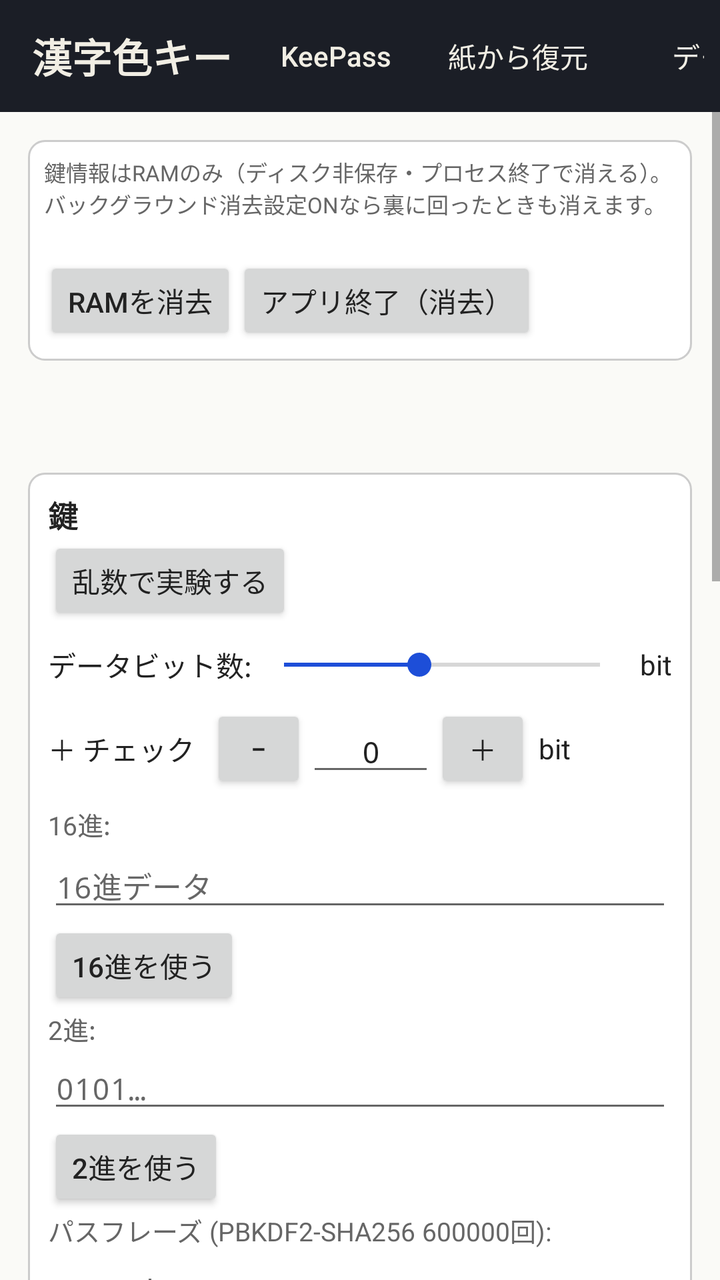
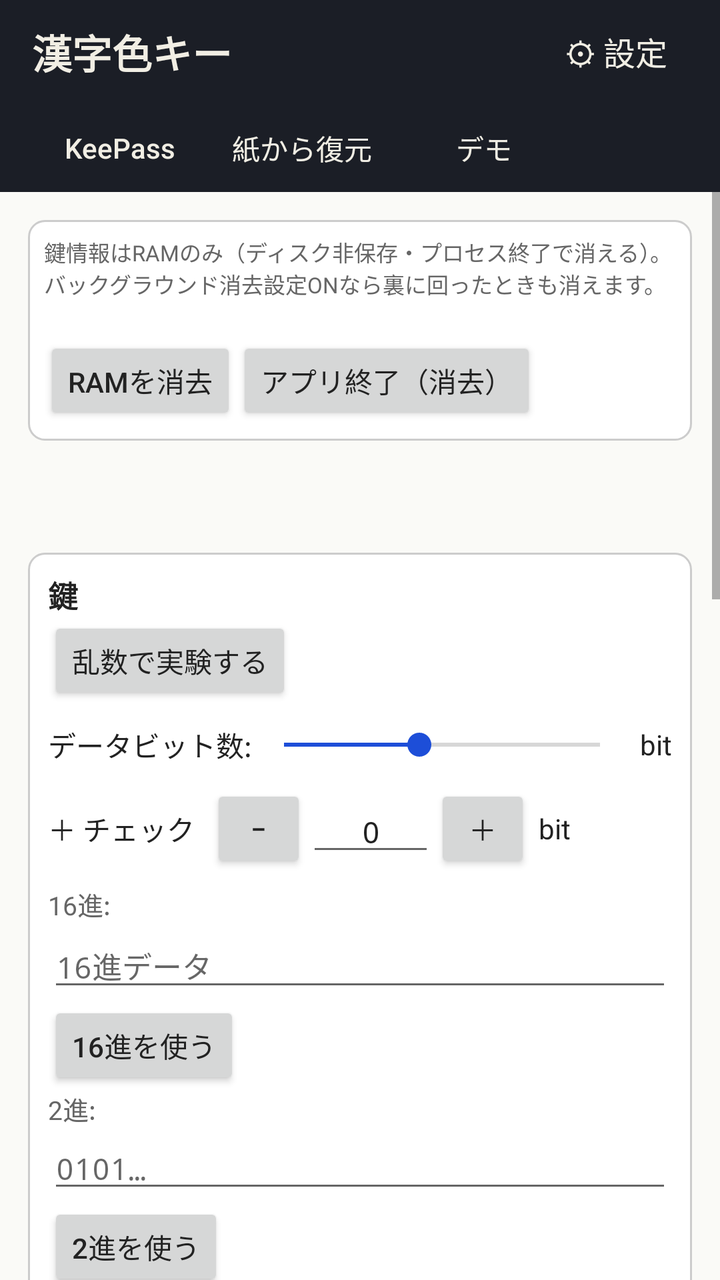

Before-and-after screenshots of an Android layout around one commit, followed by the original layout XML and the change that was made.
<!-- AndroidManifest.xml: application theme AppTheme -->
<!-- res/layout/activity_main.xml -->
<?xml version="1.0" encoding="utf-8"?>
<LinearLayout xmlns:android="http://schemas.android.com/apk/res/android"
    xmlns:tools="http://schemas.android.com/tools"
    android:id="@+id/root"
    android:layout_width="match_parent"
    android:layout_height="match_parent"
    android:orientation="vertical">

    <LinearLayout
        android:id="@+id/topBar"
        android:layout_width="match_parent"
        android:layout_height="56dp"
        android:gravity="center_vertical"
        android:orientation="horizontal"
        android:paddingStart="16dp"
        android:paddingEnd="8dp">

        <TextView
            android:id="@+id/title"
            android:layout_width="wrap_content"
            android:layout_height="wrap_content"
            android:text="@string/title"
            android:textColor="@color/bar_text"
            android:textSize="20sp"
            android:textStyle="bold" />

        <TextView
            android:layout_width="0dp"
            android:layout_height="wrap_content"
            android:layout_marginStart="8dp"
            android:layout_weight="1"
            android:text="@string/subtitle"
            android:textColor="@color/bar_dim"
            android:textSize="12sp" />

        <Button
            android:id="@+id/bKeepass"
            style="?android:attr/borderlessButtonStyle"
            android:layout_width="wrap_content"
            android:layout_height="wrap_content"
            android:text="@string/keepass"
            android:textAllCaps="false"
            android:textColor="@color/bar_text" />

        <Button
            android:id="@+id/bRestore"
            style="?android:attr/borderlessButtonStyle"
            android:layout_width="wrap_content"
            android:layout_height="wrap_content"
            android:text="@string/restore"
            android:textAllCaps="false"
            android:textColor="@color/bar_text" />

        <Button
            android:id="@+id/bDemo"
            style="?android:attr/borderlessButtonStyle"
            android:layout_width="wrap_content"
            android:layout_height="wrap_content"
            android:text="@string/demo"
            android:textAllCaps="false"
            android:textColor="@color/bar_text" />

        <Button
            android:id="@+id/bSettings"
            style="?android:attr/borderlessButtonStyle"
            android:layout_width="wrap_content"
            android:layout_height="wrap_content"
            android:text="@string/settings"
            android:textAllCaps="false"
            android:textColor="@color/bar_text" />
    </LinearLayout>

    <ScrollView
        android:id="@+id/scroll"
        android:layout_width="match_parent"
        android:layout_height="0dp"
        android:layout_weight="1"
        android:background="@color/bg"
        android:fillViewport="true">

        <LinearLayout
            android:id="@+id/content"
            android:layout_width="match_parent"
            android:layout_height="wrap_content"
            android:orientation="vertical"
            android:padding="14dp">

            <include layout="@layout/ram_store_bar" />

            <TextView
                android:id="@+id/intro"
                android:layout_width="match_parent"
                android:layout_height="wrap_content"
                android:lineSpacingMultiplier="1.15"
                android:textColor="@color/text"
                android:textSize="14sp" />

            <TextView
                android:id="@+id/legend"
                android:layout_width="match_parent"
                android:layout_height="wrap_content"
                android:layout_marginTop="6dp"
                android:textColor="@color/text"
                android:textSize="14sp" />

            
            <LinearLayout style="@style/Section">

                <TextView style="@style/Legend" android:text="@string/sec_key" />

                <Button
                    android:id="@+id/bRand"
                    android:layout_width="wrap_content"
                    android:layout_height="wrap_content"
                    android:text="@string/rand" />

                <TextView
                    android:id="@+id/keyLockedHint"
                    android:layout_width="match_parent"
                    android:layout_height="wrap_content"
                    android:text="@string/key_locked_hint"
                    android:textColor="@color/dim"
                    android:textSize="12sp"
                    android:visibility="gone"
                    android:paddingTop="4dp"
                    android:paddingBottom="4dp" />

                <LinearLayout
                    android:layout_width="match_parent"
                    android:layout_height="wrap_content"
                    android:gravity="center_vertical"
                    android:orientation="horizontal">

                    <TextView
                        android:layout_width="wrap_content"
                        android:layout_height="wrap_content"
                        android:text="@string/data_bits"
                        android:textColor="@color/text" />

                    <SeekBar
                        android:id="@+id/bits"
                        android:layout_width="0dp"
                        android:layout_height="40dp"
                        android:layout_weight="1"
                        android:max="56"
                        android:progress="24" />

                    <TextView
                        android:id="@+id/bitsV"
                        android:layout_width="wrap_content"
                        android:layout_height="wrap_content"
                        android:textColor="@color/text"
                        android:textStyle="bold" />

                    <TextView
                        android:layout_width="wrap_content"
                        android:layout_height="wrap_content"
                        android:layout_marginStart="4dp"
                        android:text="@string/bits_unit"
                        android:textColor="@color/text" />
                </LinearLayout>

                <LinearLayout
                    android:layout_width="match_parent"
                    android:layout_height="wrap_content"
                    android:gravity="center_vertical"
                    android:orientation="horizontal">

                    <TextView
                        android:layout_width="wrap_content"
                        android:layout_height="wrap_content"
                        android:text="@string/plus_check"
                        android:textColor="@color/text" />

                    <Button
                        android:id="@+id/chkMinus"
                        android:layout_width="48dp"
                        android:layout_height="wrap_content"
                        android:layout_marginStart="8dp"
                        android:text="@string/minus" />

                    <EditText
                        android:id="@+id/chk"
                        style="@style/Field"
                    android:importantForAutofill="no"
                        android:layout_width="64dp"
                        android:gravity="center"
                        android:hint="@string/zero"
                        android:inputType="number"
                        android:maxLength="2"
                        android:text="@string/zero" />

                    <Button
                        android:id="@+id/chkPlus"
                        android:layout_width="48dp"
                        android:layout_height="wrap_content"
                        android:text="@string/plus" />

                    <TextView
                        android:layout_width="wrap_content"
                        android:layout_height="wrap_content"
                        android:layout_marginStart="4dp"
                        android:text="@string/bits_unit"
                        android:textColor="@color/text" />
                </LinearLayout>

                <TextView style="@style/Small" android:layout_marginTop="6dp" android:text="@string/hex_label" />
                <EditText
                    android:id="@+id/hex"
                    style="@style/Field"
                    android:importantForAutofill="no"
                    android:hint="@string/hex_hint"
                    android:inputType="textNoSuggestions|textVisiblePassword|textMultiLine" />
                <Button
                    android:id="@+id/bHex"
                    android:layout_width="wrap_content"
                    android:layout_height="wrap_content"
                    android:text="@string/use_hex" />

                <TextView style="@style/Small" android:text="@string/bin_label" />
                <EditText
                    android:id="@+id/bin"
                    style="@style/Field"
                    android:importantForAutofill="no"
                    android:hint="@string/bin_hint"
                    android:inputType="textNoSuggestions|textVisiblePassword|textMultiLine" />
                <Button
                    android:id="@+id/bBin"
                    android:layout_width="wrap_content"
                    android:layout_height="wrap_content"
                    android:text="@string/use_bin" />

                <TextView style="@style/Small" android:text="@string/pass_label" />
                <EditText
                    android:id="@+id/pass"
                    style="@style/Field"
                    android:importantForAutofill="no"
                    android:hint="@string/pass_hint"
                    android:inputType="textPassword" />
                <TextView style="@style/Small" android:text="@string/salt_label" />
                <EditText
                    android:id="@+id/salt"
                    style="@style/Field"
                    android:importantForAutofill="no"
                    android:hint="@string/salt_hint"
                    android:inputType="textNoSuggestions" />
                <Button
                    android:id="@+id/bPass"
                    android:layout_width="wrap_content"
                    android:layout_height="wrap_content"
                    android:text="@string/use_pass" />

                <TextView
                    android:id="@+id/keyInfo"
                    style="@style/Mono"
                    android:layout_marginTop="6dp" />
                <Button
                    android:id="@+id/bCopyKey"
                    android:layout_width="wrap_content"
                    android:layout_height="wrap_content"
                    android:text="@string/copy_key" />
            </LinearLayout>

            
            <LinearLayout
                android:id="@+id/seqBox"
                style="@style/Section">

                <TextView style="@style/Legend" android:text="@string/sec_encode" />

                <com.zmlworks.kanjicolorkey.FlowLayout
                    android:layout_width="match_parent"
                    android:layout_height="wrap_content">

                    <TextView
                        android:layout_width="wrap_content"
                        android:layout_height="48dp"
                        android:gravity="center_vertical"
                        android:text="@string/types_label"
                        android:textColor="@color/text" />

                    <CheckBox
                        android:id="@+id/tKanji"
                        android:layout_width="wrap_content"
                        android:layout_height="wrap_content"
                        android:checked="true"
                        android:enabled="false"
                        android:text="@string/type_kanji" />

                    <CheckBox
                        android:id="@+id/tAlpha"
                        android:layout_width="wrap_content"
                        android:layout_height="wrap_content"
                        android:checked="true"
                        android:text="@string/type_alpha" />

                    <CheckBox
                        android:id="@+id/tKana"
                        android:layout_width="wrap_content"
                        android:layout_height="wrap_content"
                        android:checked="true"
                        android:text="@string/type_kana" />

                    <CheckBox
                        android:id="@+id/tFixed"
                        android:layout_width="wrap_content"
                        android:layout_height="wrap_content"
                        android:text="@string/type_fixed" />
                </com.zmlworks.kanjicolorkey.FlowLayout>

                <LinearLayout
                    android:layout_width="match_parent"
                    android:layout_height="wrap_content"
                    android:orientation="horizontal"
                    tools:ignore="ButtonStyle">

                    <Button
                        android:id="@+id/bAllK"
                        android:layout_width="wrap_content"
                        android:layout_height="wrap_content"
                        android:text="@string/all_kanji" />

                    <Button
                        android:id="@+id/bAllA"
                        android:layout_width="wrap_content"
                        android:layout_height="wrap_content"
                        android:layout_marginStart="6dp"
                        android:text="@string/all_alpha" />

                    <Button
                        android:id="@+id/bAllKana"
                        android:layout_width="wrap_content"
                        android:layout_height="wrap_content"
                        android:layout_marginStart="6dp"
                        android:text="@string/all_kana" />
                </LinearLayout>

                <TextView
                    android:id="@+id/encHint"
                    style="@style/Small" />

                <TextView
                    android:id="@+id/info"
                    style="@style/Mono"
                    android:layout_marginTop="6dp"
                    android:textSize="13sp" />

                <com.zmlworks.kanjicolorkey.FlowLayout
                    android:id="@+id/cards"
                    android:layout_width="match_parent"
                    android:layout_height="wrap_content"
                    android:layout_marginTop="8dp" />

                <LinearLayout
                    android:id="@+id/variants"
                    android:layout_width="match_parent"
                    android:layout_height="wrap_content"
                    android:orientation="vertical" />

                <TextView
                    android:id="@+id/err"
                    android:layout_width="match_parent"
                    android:layout_height="wrap_content"
                    android:textColor="@color/err" />
            </LinearLayout>

            
            <LinearLayout style="@style/Section">

                <TextView style="@style/Legend" android:text="@string/sec_decode" />

                <TextView
                    android:id="@+id/decHint"
                    style="@style/Small" />

                <EditText
                    android:id="@+id/dec"
                    style="@style/Field"
                    android:importantForAutofill="no"
                    android:gravity="top|start"
                    android:hint="@string/decode_placeholder"
                    android:inputType="textMultiLine|textNoSuggestions"
                    android:minLines="3" />

                <CheckBox
                    android:id="@+id/lookAlways"
                    android:layout_width="wrap_content"
                    android:layout_height="wrap_content"
                    android:text="@string/look_always" />

                <Button
                    android:id="@+id/bDec"
                    android:layout_width="wrap_content"
                    android:layout_height="wrap_content"
                    android:text="@string/decode" />

                <LinearLayout
                    android:id="@+id/decOut"
                    android:layout_width="match_parent"
                    android:layout_height="wrap_content"
                    android:orientation="vertical" />
            </LinearLayout>

            <LinearLayout style="@style/Section">

                <TextView
                    android:id="@+id/explainToggle"
                    android:layout_width="match_parent"
                    android:layout_height="wrap_content"
                    android:background="?android:attr/selectableItemBackground"
                    android:minHeight="44dp"
                    android:gravity="center_vertical"
                    android:text="@string/explain_closed"
                    android:textColor="@color/text"
                    android:textStyle="bold" />

                <TextView
                    android:id="@+id/explain"
                    android:layout_width="match_parent"
                    android:layout_height="wrap_content"
                    android:lineSpacingMultiplier="1.2"
                    android:textColor="@color/text"
                    android:textSize="14sp"
                    android:visibility="gone" />
            </LinearLayout>

            <TextView
                android:id="@+id/footer"
                style="@style/Small"
                android:layout_marginTop="12dp" />

            <TextView
                android:id="@+id/version"
                style="@style/Small"
                android:layout_marginTop="4dp" />

            <Button
                android:id="@+id/bLicenses"
                android:layout_width="wrap_content"
                android:layout_height="wrap_content"
                android:layout_marginTop="4dp"
                android:text="@string/licenses" />
        </LinearLayout>
    </ScrollView>
</LinearLayout>
<!-- res/layout/ram_store_bar.xml (included above) -->
<?xml version="1.0" encoding="utf-8"?>
<LinearLayout xmlns:android="http://schemas.android.com/apk/res/android"
    android:id="@+id/ramStoreBar"
    android:layout_width="match_parent"
    android:layout_height="wrap_content"
    android:orientation="vertical"
    android:padding="8dp"
    android:background="@drawable/section_bg">
    <TextView android:id="@+id/ramStoreHint" android:layout_width="match_parent"
        android:layout_height="wrap_content" android:text="@string/ram_store_hint"
        android:textSize="11sp" android:textColor="@color/dim" />
    <TextView android:id="@+id/ramStoreStatus" android:layout_width="match_parent"
        android:layout_height="wrap_content" android:textSize="12sp" android:textColor="@color/text"
        android:paddingTop="2dp" />
    <LinearLayout android:layout_width="match_parent" android:layout_height="wrap_content"
        android:orientation="horizontal">
        <Button android:id="@+id/bRamClear" android:layout_width="wrap_content"
            android:layout_height="wrap_content" android:text="@string/ram_store_clear"
            android:textAllCaps="false" />
        <Button android:id="@+id/bRamQuit" android:layout_width="wrap_content"
            android:layout_height="wrap_content" android:text="@string/ram_store_quit"
            android:textAllCaps="false" />
    </LinearLayout>
</LinearLayout>
<!-- resources referenced by this layout -->
<resources>
  <color name="bar_dim">#FF9AA0AE</color>
  <color name="bar_text">#FFF1EEE4</color>
  <color name="bg">#FFFAFAF7</color>
  <color name="dim">#FF666666</color>
  <color name="err">#FFBB0000</color>
  <color name="text">#FF222222</color>
  <!-- drawable section_bg (drawable) -->
  <?xml version="1.0" encoding="utf-8"?>
  <shape xmlns:android="http://schemas.android.com/apk/res/android" android:shape="rectangle">
      <solid android:color="@color/card" />
      <stroke android:width="1dp" android:color="@color/line" />
      <corners android:radius="8dp" />
  </shape>
  <string name="all_alpha">全部英数字</string>
  <string name="all_kana">全部かな</string>
  <string name="all_kanji">全部漢字</string>
  <string name="bin_hint">0101…</string>
  <string name="bin_label">2進:</string>
  <string name="bits_unit">bit</string>
  <string name="copy_key">鍵(16進)をコピー</string>
  <string name="data_bits">データビット数:</string>
  <string name="decode">デコード</string>
  <string name="decode_placeholder">M(256+12bit)處23213313000 圃1223203223 I1 …</string>
  <string name="demo">デモ</string>
  <string name="explain_closed">▶ AIによる解説（タップで開く）</string>
  <string name="hex_hint">16進データ</string>
  <string name="hex_label">16進:</string>
  <string name="keepass">KeePass</string>
  <string name="key_locked_hint">KeePassの緊急鍵を表示中です。乱数の作り直しは無効です（鍵を変えません）。</string>
  <string name="licenses">ライセンス / Third-party notices</string>
  <string name="look_always">かなの見間違い（お/オ・き/キ・け/ケ・さ/サ・ほ/ホ・も/モ）を常に試す（オフでも、候補が1つも見つからないときは自動で試します）</string>
  <string name="minus">−</string>
  <string name="pass_hint">passphrase</string>
  <string name="pass_label">パスフレーズ (PBKDF2-SHA256 600000回):</string>
  <string name="plus">＋</string>
  <string name="plus_check">＋ チェック</string>
  <string name="ram_store_clear">RAMを消去</string>
  <string name="ram_store_hint">鍵情報はRAMのみ（ディスク非保存・プロセス終了で消える）。バックグラウンド消去設定ONなら裏に回ったときも消えます。</string>
  <string name="ram_store_quit">アプリ終了（消去）</string>
  <string name="rand">乱数で実験する</string>
  <string name="restore">紙から復元</string>
  <string name="salt_hint">(任意)</string>
  <string name="salt_label">ソルト:</string>
  <string name="sec_decode">デコード</string>
  <string name="sec_encode">エンコード結果</string>
  <string name="sec_key">鍵</string>
  <string name="settings">設定</string>
  <string name="subtitle">kanji-color-key</string>
  <string name="title">漢字色キー</string>
  <string name="type_alpha">英数字</string>
  <string name="type_fixed">全部かなを固定長（KF）で</string>
  <string name="type_kana">かな</string>
  <string name="type_kanji">漢字</string>
  <string name="types_label">使う字種:</string>
  <string name="use_bin">2進を使う</string>
  <string name="use_hex">16進を使う</string>
  <string name="use_pass">パスフレーズから導出</string>
  <string name="zero">0</string>
  <style name="Legend">
          <item name="android:layout_width">wrap_content</item>
          <item name="android:layout_height">wrap_content</item>
          <item name="android:textStyle">bold</item>
          <item name="android:textSize">15sp</item>
          <item name="android:textColor">@color/text</item>
      </style>
  <style name="Small">
          <item name="android:layout_width">match_parent</item>
          <item name="android:layout_height">wrap_content</item>
          <item name="android:textSize">13sp</item>
          <item name="android:textColor">@color/dim</item>
      </style>
  <color name="card">#FFFFFFFF</color>
  <color name="line">#FFCCCCCC</color>
  <color name="bar">#FF1B1E26</color>
  <color name="accent">#FF1D4ED8</color>
  <style name="Btn" parent="android:Widget.Material.Light.Button">
          <item name="android:textAllCaps">false</item>
          <item name="android:minHeight">44dp</item>
          <item name="android:minWidth">48dp</item>
          <item name="android:textSize">14sp</item>
      </style>
  <!-- unchanged entries left out for length: 4 -->
</resources>

<!-- the commit's change to res/layout/activity_main.xml (unified diff, before → after) -->
@@ -8,66 +8,79 @@
 
     <LinearLayout
         android:id="@+id/topBar"
+        android:background="@color/bar"
         android:layout_width="match_parent"
-        android:layout_height="56dp"
-        android:gravity="center_vertical"
-        android:orientation="horizontal"
+        android:layout_height="wrap_content"
+        android:orientation="vertical"
         android:paddingStart="16dp"
         android:paddingEnd="8dp">
 
-        <TextView
-            android:id="@+id/title"
-            android:layout_width="wrap_content"
+        <LinearLayout
+            android:layout_width="match_parent"
+            android:layout_height="52dp"
+            android:gravity="center_vertical"
+            android:orientation="horizontal">
+
+            <TextView
+                android:id="@+id/title"
+                android:layout_width="0dp"
+                android:layout_height="wrap_content"
+                android:layout_weight="1"
+                android:text="@string/title"
+                android:textColor="@color/bar_text"
+                android:textSize="20sp"
+                android:textStyle="bold" />
+
+            <Button
+                android:id="@+id/bSettings"
+                style="?android:attr/borderlessButtonStyle"
+                android:layout_width="wrap_content"
+                android:layout_height="wrap_content"
+                android:text="@string/settings_gear"
+                android:textAllCaps="false"
+                android:textColor="@color/bar_text"
+                android:textSize="16sp" />
+        </LinearLayout>
+
+        <HorizontalScrollView
+            android:layout_width="match_parent"
             android:layout_height="wrap_content"
-            android:text="@string/title"
-            android:textColor="@color/bar_text"
-            android:textSize="20sp"
-            android:textStyle="bold" />
-
-        <TextView
-            android:layout_width="0dp"
-            android:layout_height="wrap_content"
-            android:layout_marginStart="8dp"
-            android:layout_weight="1"
-            android:text="@string/subtitle"
-            android:textColor="@color/bar_dim"
-            android:textSize="12sp" />
-
-        <Button
-            android:id="@+id/bKeepass"
-            style="?android:attr/borderlessButtonStyle"
-            android:layout_width="wrap_content"
-            android:layout_height="wrap_content"
-            android:text="@string/keepass"
-            android:textAllCaps="false"
-            android:textColor="@color/bar_text" />
-
-        <Button
-            android:id="@+id/bRestore"
-            style="?android:attr/borderlessButtonStyle"
-            android:layout_width="wrap_content"
-            android:layout_height="wrap_content"
-            android:text="@string/restore"
-            android:textAllCaps="false"
-            android:textColor="@color/bar_text" />
-
-        <Button
-            android:id="@+id/bDemo"
-            style="?android:attr/borderlessButtonStyle"
-            android:layout_width="wrap_content"
-            android:layout_height="wrap_content"
-            android:text="@string/demo"
-            android:textAllCaps="false"
-            android:textColor="@color/bar_text" />
-
-        <Button
-            android:id="@+id/bSettings"
-            style="?android:attr/borderlessButtonStyle"
-            android:layout_width="wrap_content"
-            android:layout_height="wrap_content"
-            android:text="@string/settings"
-            android:textAllCaps="false"
-            android:textColor="@color/bar_text" />
+            android:scrollbars="none">
+
+            <LinearLayout
+                android:layout_width="wrap_content"
+                android:layout_height="44dp"
+                android:gravity="center_vertical"
+                android:orientation="horizontal">
+
+                <Button
+                    android:id="@+id/bKeepass"
+                    style="?android:attr/borderlessButtonStyle"
+                    android:layout_width="wrap_content"
+                    android:layout_height="wrap_content"
+                    android:text="@string/keepass"
+                    android:textAllCaps="false"
+                    android:textColor="@color/bar_text" />
+
+                <Button
+                    android:id="@+id/bRestore"
+                    style="?android:attr/borderlessButtonStyle"
+                    android:layout_width="wrap_content"
+                    android:layout_height="wrap_content"
+                    android:text="@string/restore"
+                    android:textAllCaps="false"
+                    android:textColor="@color/bar_text" />
+
+                <Button
+                    android:id="@+id/bDemo"
+                    style="?android:attr/borderlessButtonStyle"
+                    android:layout_width="wrap_content"
+                    android:layout_height="wrap_content"
+                    android:text="@string/demo"
+                    android:textAllCaps="false"
+                    android:textColor="@color/bar_text" />
+            </LinearLayout>
+        </HorizontalScrollView>
     </LinearLayout>
 
     <ScrollView
<!-- resource entries referenced after the edit -->
@@ -1,6 +1,5 @@
 <!-- resources referenced by this layout -->
 <resources>
-  <color name="bar_dim">#FF9AA0AE</color>
   <color name="bar_text">#FFF1EEE4</color>
   <color name="bg">#FFFAFAF7</color>
   <color name="dim">#FF666666</color>
@@ -46,8 +45,7 @@
   <string name="sec_decode">デコード</string>
   <string name="sec_encode">エンコード結果</string>
   <string name="sec_key">鍵</string>
-  <string name="settings">設定</string>
-  <string name="subtitle">kanji-color-key</string>
+  <string name="settings_gear">⚙ 設定</string>
   <string name="title">漢字色キー</string>
   <string name="type_alpha">英数字</string>
   <string name="type_fixed">全部かなを固定長（KF）で</string>
